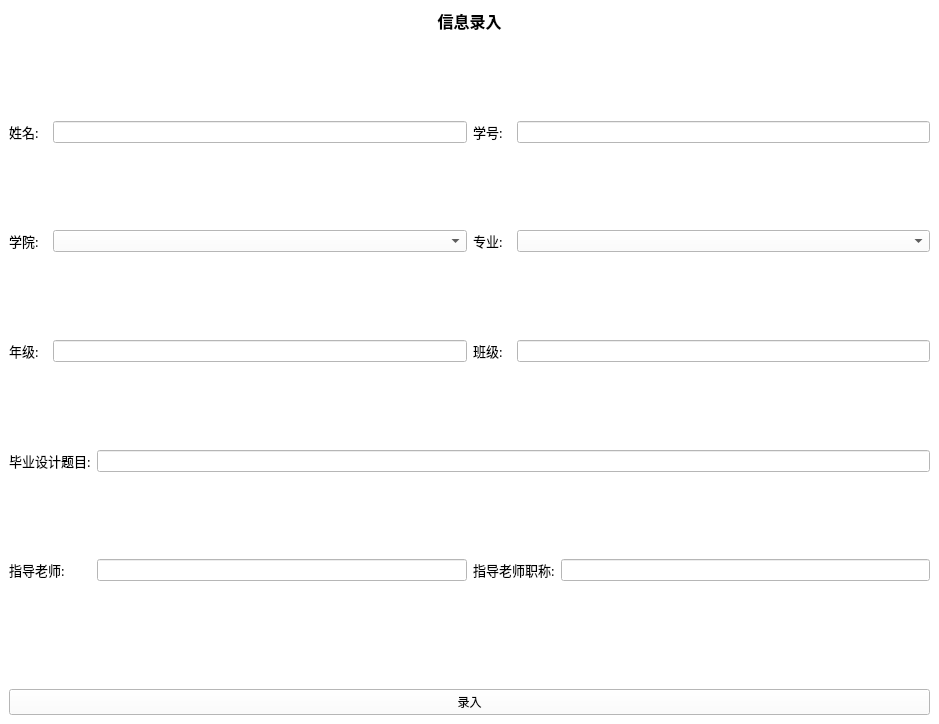
Before: the Qt Designer form ui/register.ui in deoxyribonucleic-acid/doc_automation, drawn with Qt 5.
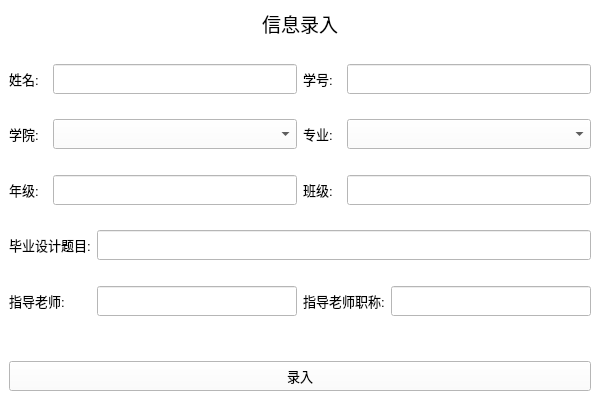
After: the same form once the commit is applied.

Commit message: Make excel import window resizable, changes to register window, merge resizable register window to python program.

Patch:
```diff
--- a/ui/register.ui
+++ b/ui/register.ui
@@ -6,8 +6,8 @@
    <rect>
     <x>0</x>
     <y>0</y>
-    <width>939</width>
-    <height>724</height>
+    <width>600</width>
+    <height>400</height>
    </rect>
   </property>
   <property name="sizePolicy">
@@ -33,72 +33,33 @@
   </property>
   <widget class="QWidget" name="dockWidgetContents">
    <layout class="QGridLayout" name="gridLayout">
-    <item row="1" column="1">
-     <spacer name="verticalSpacer">
-      <property name="orientation">
-       <enum>Qt::Vertical</enum>
-      </property>
-      <property name="sizeHint" stdset="0">
+    <item row="10" column="5">
+     <widget class="QLineEdit" name="zhichen_input">
+      <property name="minimumSize">
        <size>
-        <width>20</width>
-        <height>40</height>
+        <width>0</width>
+        <height>30</height>
        </size>
       </property>
-     </spacer>
-    </item>
-    <item row="2" column="1" colspan="2">
-     <widget class="QLineEdit" name="name_input"/>
-    </item>
-    <item row="2" column="4" colspan="2">
-     <widget class="QLineEdit" name="id_input"/>
-    </item>
-    <item row="0" column="0" colspan="6">
-     <widget class="QLabel" name="title_1">
       <property name="font">
        <font>
-        <family>思源黑体 CN Bold</family>
-        <pointsize>12</pointsize>
-        <weight>75</weight>
-        <bold>true</bold>
-        <kerning>true</kerning>
-       </font>
-      </property>
-      <property name="mouseTracking">
-       <bool>true</bool>
-      </property>
-      <property name="text">
-       <string>信息录入</string>
-      </property>
-      <property name="textFormat">
-       <enum>Qt::AutoText</enum>
-      </property>
-      <property name="alignment">
-       <set>Qt::AlignCenter</set>
-      </property>
-      <property name="wordWrap">
-       <bool>false</bool>
-      </property>
-     </widget>
-    </item>
-    <item row="4" column="0">
-     <widget class="QLabel" name="academy_label">
-      <property name="font">
-       <font>
-        <family>思源黑体 CN Light</family>
+        <family>Arial</family>
         <pointsize>10</pointsize>
-        <kerning>true</kerning>
        </font>
       </property>
-      <property name="text">
-       <string>学院:</string>
-      </property>
      </widget>
     </item>
     <item row="2" column="3">
      <widget class="QLabel" name="id_label">
+      <property name="minimumSize">
+       <size>
+        <width>0</width>
+        <height>30</height>
+       </size>
+      </property>
       <property name="font">
        <font>
-        <family>思源黑体 CN Light</family>
+        <family>Arial</family>
         <pointsize>10</pointsize>
         <kerning>true</kerning>
        </font>
@@ -111,14 +72,126 @@
       </property>
      </widget>
     </item>
+    <item row="2" column="4" colspan="2">
+     <widget class="QLineEdit" name="id_input">
+      <property name="minimumSize">
+       <size>
+        <width>0</width>
+        <height>30</height>
+       </size>
+      </property>
+      <property name="font">
+       <font>
+        <family>Arial</family>
+        <pointsize>10</pointsize>
+       </font>
+      </property>
+     </widget>
+    </item>
+    <item row="13" column="0" colspan="6">
+     <widget class="QPushButton" name="pushButton">
+      <property name="enabled">
+       <bool>true</bool>
+      </property>
+      <property name="minimumSize">
+       <size>
+        <width>0</width>
+        <height>30</height>
+       </size>
+      </property>
+      <property name="font">
+       <font>
+        <family>Arial</family>
+        <pointsize>10</pointsize>
+       </font>
+      </property>
+      <property name="text">
+       <string>录入</string>
+      </property>
+     </widget>
+    </item>
+    <item row="2" column="1" colspan="2">
+     <widget class="QLineEdit" name="name_input">
+      <property name="minimumSize">
+       <size>
+        <width>0</width>
+        <height>30</height>
+       </size>
+      </property>
+      <property name="font">
+       <font>
+        <family>Arial</family>
+        <pointsize>10</pointsize>
+       </font>
+      </property>
+     </widget>
+    </item>
+    <item row="7" column="1">
+     <spacer name="verticalSpacer_4">
+      <property name="orientation">
+       <enum>Qt::Vertical</enum>
+      </property>
+      <property name="sizeType">
+       <enum>QSizePolicy::MinimumExpanding</enum>
+      </property>
+      <property name="sizeHint" stdset="0">
+       <size>
+        <width>20</width>
+        <height>5</height>
+       </size>
+      </property>
+     </spacer>
+    </item>
+    <item row="8" column="0" colspan="2">
+     <widget class="QLabel" name="title_label">
+      <property name="minimumSize">
+       <size>
+        <width>0</width>
+        <height>30</height>
+       </size>
+      </property>
+      <property name="font">
+       <font>
+        <family>Arial</family>
+        <pointsize>10</pointsize>
+        <kerning>true</kerning>
+       </font>
+      </property>
+      <property name="text">
+       <string>毕业设计题目:</string>
+      </property>
+      <property name="buddy">
+       <cstring>title_input</cstring>
+      </property>
+     </widget>
+    </item>
     <item row="4" column="1" colspan="2">
-     <widget class="QComboBox" name="school_select"/>
+     <widget class="QComboBox" name="school_select">
+      <property name="minimumSize">
+       <size>
+        <width>0</width>
+        <height>30</height>
+       </size>
+      </property>
+      <property name="font">
+       <font>
+        <family>Arial</family>
+        <pointsize>10</pointsize>
+       </font>
+      </property>
+     </widget>
     </item>
     <item row="2" column="0">
      <widget class="QLabel" name="name_label">
+      <property name="minimumSize">
+       <size>
+        <width>0</width>
+        <height>30</height>
+       </size>
+      </property>
       <property name="font">
        <font>
-        <family>思源黑体 CN Light</family>
+        <family>Arial</family>
         <pointsize>10</pointsize>
         <kerning>true</kerning>
        </font>
@@ -133,9 +206,15 @@
     </item>
     <item row="4" column="3">
      <widget class="QLabel" name="major_label">
+      <property name="minimumSize">
+       <size>
+        <width>0</width>
+        <height>30</height>
+       </size>
+      </property>
       <property name="font">
        <font>
-        <family>思源黑体 CN Light</family>
+        <family>Arial</family>
         <pointsize>10</pointsize>
         <kerning>true</kerning>
        </font>
@@ -145,31 +224,148 @@
       </property>
      </widget>
     </item>
-    <item row="6" column="0">
-     <widget class="QLabel" name="grade_label">
+    <item row="1" column="1">
+     <spacer name="verticalSpacer">
+      <property name="orientation">
+       <enum>Qt::Vertical</enum>
+      </property>
+      <property name="sizeType">
+       <enum>QSizePolicy::MinimumExpanding</enum>
+      </property>
+      <property name="sizeHint" stdset="0">
+       <size>
+        <width>20</width>
+        <height>5</height>
+       </size>
+      </property>
+     </spacer>
+    </item>
+    <item row="8" column="2" colspan="4">
+     <widget class="QLineEdit" name="title_input">
+      <property name="minimumSize">
+       <size>
+        <width>0</width>
+        <height>30</height>
+       </size>
+      </property>
       <property name="font">
        <font>
-        <family>思源黑体 CN Light</family>
+        <family>Arial</family>
         <pointsize>10</pointsize>
+       </font>
+      </property>
+     </widget>
+    </item>
+    <item row="11" column="0">
+     <spacer name="verticalSpacer_6">
+      <property name="orientation">
+       <enum>Qt::Vertical</enum>
+      </property>
+      <property name="sizeType">
+       <enum>QSizePolicy::MinimumExpanding</enum>
+      </property>
+      <property name="sizeHint" stdset="0">
+       <size>
+        <width>20</width>
+        <height>5</height>
+       </size>
+      </property>
+     </spacer>
+    </item>
+    <item row="4" column="0">
+     <widget class="QLabel" name="academy_label">
+      <property name="minimumSize">
+       <size>
+        <width>0</width>
+        <height>30</height>
+       </size>
+      </property>
+      <property name="font">
+       <font>
+        <family>Arial</family>
+        <pointsize>10</pointsize>
         <kerning>true</kerning>
        </font>
       </property>
       <property name="text">
-       <string>年级:</string>
+       <string>学院:</string>
       </property>
-      <property name="buddy">
-       <cstring>grade_input</cstring>
+     </widget>
+    </item>
+    <item row="10" column="2">
+     <widget class="QLineEdit" name="teacher_input">
+      <property name="minimumSize">
+       <size>
+        <width>0</width>
+        <height>30</height>
+       </size>
+      </property>
+      <property name="font">
+       <font>
+        <family>Arial</family>
+        <pointsize>10</pointsize>
+       </font>
+      </property>
+     </widget>
+    </item>
+    <item row="0" column="0" colspan="6">
+     <widget class="QLabel" name="title_1">
+      <property name="font">
+       <font>
+        <family>Arial</family>
+        <pointsize>14</pointsize>
+        <weight>50</weight>
+        <bold>false</bold>
+        <kerning>true</kerning>
+       </font>
+      </property>
+      <property name="mouseTracking">
+       <bool>true</bool>
+      </property>
+      <property name="text">
+       <string>信息录入</string>
+      </property>
+      <property name="textFormat">
+       <enum>Qt::AutoText</enum>
+      </property>
+      <property name="alignment">
+       <set>Qt::AlignCenter</set>
+      </property>
+      <property name="wordWrap">
+       <bool>false</bool>
       </property>
      </widget>
     </item>
     <item row="6" column="1" colspan="2">
-     <widget class="QLineEdit" name="grade_input"/>
-    </item>
-    <item row="4" column="4" colspan="2">
-     <widget class="QComboBox" name="major_select"/>
+     <widget class="QLineEdit" name="grade_input">
+      <property name="minimumSize">
+       <size>
+        <width>0</width>
+        <height>30</height>
+       </size>
+      </property>
+      <property name="font">
+       <font>
+        <family>Arial</family>
+        <pointsize>10</pointsize>
+       </font>
+      </property>
+     </widget>
     </item>
     <item row="6" column="4" colspan="2">
      <widget class="QLineEdit" name="banji_input">
+      <property name="minimumSize">
+       <size>
+        <width>0</width>
+        <height>30</height>
+       </size>
+      </property>
+      <property name="font">
+       <font>
+        <family>Arial</family>
+        <pointsize>10</pointsize>
+       </font>
+      </property>
       <property name="text">
        <string/>
       </property>
@@ -184,11 +380,33 @@
       </property>
      </widget>
     </item>
+    <item row="3" column="1">
+     <spacer name="verticalSpacer_2">
+      <property name="orientation">
+       <enum>Qt::Vertical</enum>
+      </property>
+      <property name="sizeType">
+       <enum>QSizePolicy::MinimumExpanding</enum>
+      </property>
+      <property name="sizeHint" stdset="0">
+       <size>
+        <width>20</width>
+        <height>5</height>
+       </size>
+      </property>
+     </spacer>
+    </item>
     <item row="6" column="3">
      <widget class="QLabel" name="banji_label">
+      <property name="minimumSize">
+       <size>
+        <width>0</width>
+        <height>30</height>
+       </size>
+      </property>
       <property name="font">
        <font>
-        <family>思源黑体 CN Light</family>
+        <family>Arial</family>
         <pointsize>10</pointsize>
         <kerning>true</kerning>
        </font>
@@ -201,14 +419,95 @@
       </property>
      </widget>
     </item>
-    <item row="8" column="2" colspan="4">
-     <widget class="QLineEdit" name="title_input"/>
+    <item row="6" column="0">
+     <widget class="QLabel" name="grade_label">
+      <property name="minimumSize">
+       <size>
+        <width>0</width>
+        <height>30</height>
+       </size>
+      </property>
+      <property name="font">
+       <font>
+        <family>Arial</family>
+        <pointsize>10</pointsize>
+        <kerning>true</kerning>
+       </font>
+      </property>
+      <property name="text">
+       <string>年级:</string>
+      </property>
+      <property name="buddy">
+       <cstring>grade_input</cstring>
+      </property>
+     </widget>
+    </item>
+    <item row="4" column="4" colspan="2">
+     <widget class="QComboBox" name="major_select">
+      <property name="minimumSize">
+       <size>
+        <width>0</width>
+        <height>30</height>
+       </size>
+      </property>
+      <property name="font">
+       <font>
+        <family>Arial</family>
+        <pointsize>10</pointsize>
+       </font>
+      </property>
+     </widget>
+    </item>
+    <item row="10" column="3" colspan="2">
+     <widget class="QLabel" name="zhichen_label">
+      <property name="minimumSize">
+       <size>
+        <width>0</width>
+        <height>30</height>
+       </size>
+      </property>
+      <property name="font">
+       <font>
+        <family>Arial</family>
+        <pointsize>10</pointsize>
+        <kerning>true</kerning>
+       </font>
+      </property>
+      <property name="text">
+       <string>指导老师职称:</string>
+      </property>
+      <property name="buddy">
+       <cstring>zhichen_input</cstring>
+      </property>
+     </widget>
+    </item>
+    <item row="9" column="0">
+     <spacer name="verticalSpacer_5">
+      <property name="orientation">
+       <enum>Qt::Vertical</enum>
+      </property>
+      <property name="sizeType">
+       <enum>QSizePolicy::MinimumExpanding</enum>
+      </property>
+      <property name="sizeHint" stdset="0">
+       <size>
+        <width>20</width>
+        <height>5</height>
+       </size>
+      </property>
+     </spacer>
     </item>
     <item row="10" column="0" colspan="2">
      <widget class="QLabel" name="teacher_label">
+      <property name="minimumSize">
+       <size>
+        <width>0</width>
+        <height>30</height>
+       </size>
+      </property>
       <property name="font">
        <font>
-        <family>思源黑体 CN Light</family>
+        <family>Arial</family>
         <pointsize>10</pointsize>
         <kerning>true</kerning>
        </font>
@@ -221,25 +520,21 @@
       </property>
      </widget>
     </item>
-    <item row="8" column="0" colspan="2">
-     <widget class="QLabel" name="title_label">
-      <property name="font">
-       <font>
-        <family>思源黑体 CN Light</family>
-        <pointsize>10</pointsize>
-        <kerning>true</kerning>
-       </font>
+    <item row="5" column="1">
+     <spacer name="verticalSpacer_3">
+      <property name="orientation">
+       <enum>Qt::Vertical</enum>
       </property>
-      <property name="text">
-       <string>毕业设计题目:</string>
+      <property name="sizeType">
+       <enum>QSizePolicy::MinimumExpanding</enum>
       </property>
-      <property name="buddy">
-       <cstring>title_input</cstring>
+      <property name="sizeHint" stdset="0">
+       <size>
+        <width>20</width>
+        <height>5</height>
+       </size>
       </property>
-     </widget>
-    </item>
-    <item row="10" column="2">
-     <widget class="QLineEdit" name="teacher_input"/>
+     </spacer>
     </item>
     <item row="12" column="0" colspan="6">
      <widget class="QLabel" name="warning">
@@ -263,101 +558,6 @@
       </property>
      </widget>
     </item>
-    <item row="10" column="3" colspan="2">
-     <widget class="QLabel" name="zhichen_label">
-      <property name="font">
-       <font>
-        <family>思源黑体 CN Light</family>
-        <pointsize>10</pointsize>
-        <kerning>true</kerning>
-       </font>
-      </property>
-      <property name="text">
-       <string>指导老师职称:</string>
-      </property>
-      <property name="buddy">
-       <cstring>zhichen_input</cstring>
-      </property>
-     </widget>
-    </item>
-    <item row="10" column="5">
-     <widget class="QLineEdit" name="zhichen_input"/>
-    </item>
-    <item row="13" column="0" colspan="6">
-     <widget class="QPushButton" name="pushButton">
-      <property name="enabled">
-       <bool>true</bool>
-      </property>
-      <property name="text">
-       <string>录入</string>
-      </property>
-     </widget>
-    </item>
-    <item row="7" column="1">
-     <spacer name="verticalSpacer_4">
-      <property name="orientation">
-       <enum>Qt::Vertical</enum>
-      </property>
-      <property name="sizeHint" stdset="0">
-       <size>
-        <width>20</width>
-        <height>40</height>
-       </size>
-      </property>
-     </spacer>
-    </item>
-    <item row="5" column="1">
-     <spacer name="verticalSpacer_3">
-      <property name="orientation">
-       <enum>Qt::Vertical</enum>
-      </property>
-      <property name="sizeHint" stdset="0">
-       <size>
-        <width>20</width>
-        <height>40</height>
-       </size>
-      </property>
-     </spacer>
-    </item>
-    <item row="3" column="1">
-     <spacer name="verticalSpacer_2">
-      <property name="orientation">
-       <enum>Qt::Vertical</enum>
-      </property>
-      <property name="sizeHint" stdset="0">
-       <size>
-        <width>20</width>
-        <height>40</height>
-       </size>
-      </property>
-     </spacer>
-    </item>
-    <item row="9" column="0">
-     <spacer name="verticalSpacer_5">
-      <property name="orientation">
-       <enum>Qt::Vertical</enum>
-      </property>
-      <property name="sizeHint" stdset="0">
-       <size>
-        <width>20</width>
-        <height>40</height>
-       </size>
-      </property>
-     </spacer>
-    </item>
-    <item row="11" column="0">
-     <spacer name="verticalSpacer_6">
-      <property name="orientation">
-       <enum>Qt::Vertical</enum>
-      </property>
-      <property name="sizeHint" stdset="0">
-       <size>
-        <width>20</width>
-        <height>40</height>
-       </size>
-      </property>
-     </spacer>
-    </item>
    </layout>
   </widget>
  </widget>
```
The commit also changes 3 other files.
